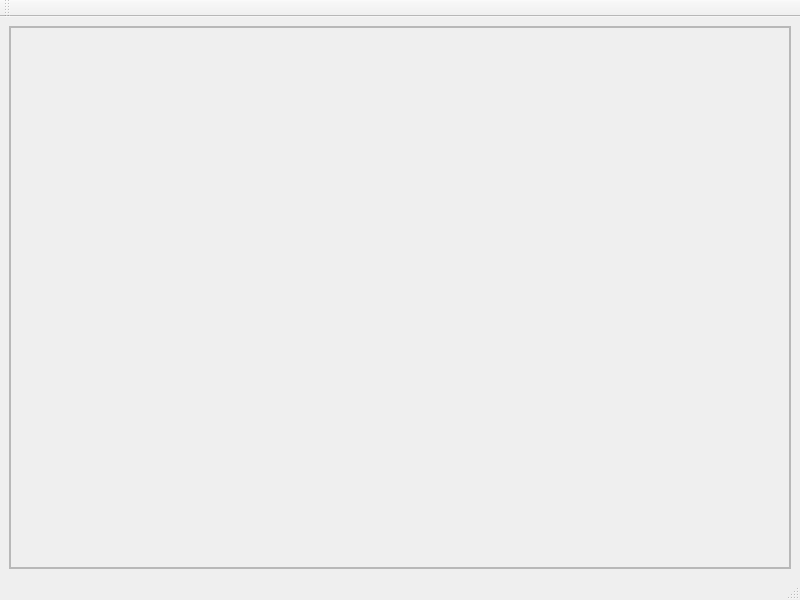
The window that MainWindow.ui (fritzone/funkplot) describes before a commit, drawn with Qt 5.
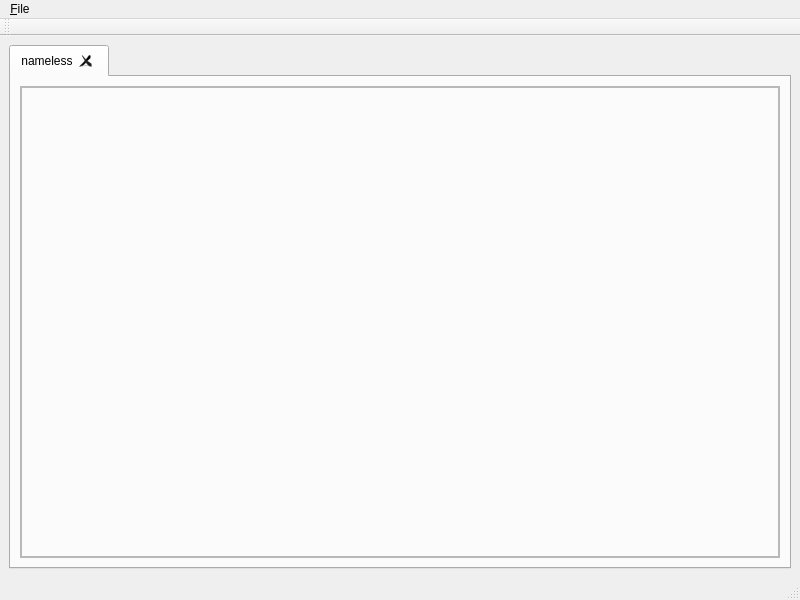
The same window after the commit.

```diff
--- a/MainWindow.ui
+++ b/MainWindow.ui
@@ -16,6 +16,19 @@
   <widget class="QWidget" name="centralwidget">
    <layout class="QVBoxLayout" name="verticalLayout_3">
     <item>
+     <widget class="QTabWidget" name="tabWidget">
+      <property name="currentIndex">
+       <number>0</number>
+      </property>
+      <property name="tabsClosable">
+       <bool>true</bool>
+      </property>
+      <widget class="QWidget" name="tab">
+       <attribute name="title">
+        <string>nameless</string>
+       </attribute>
+       <layout class="QVBoxLayout" name="verticalLayout">
+        <item>
      <widget class="QFrame" name="frmCodeBlock">
       <property name="frameShape">
        <enum>QFrame::StyledPanel</enum>
@@ -68,6 +81,10 @@
     </item>
    </layout>
   </widget>
+     </widget>
+    </item>
+   </layout>
+  </widget>
   <widget class="QMenuBar" name="menubar">
    <property name="geometry">
     <rect>
@@ -77,6 +94,12 @@
      <height>20</height>
     </rect>
    </property>
+   <widget class="QMenu" name="menu_File">
+    <property name="title">
+     <string>&amp;File</string>
+    </property>
+   </widget>
+   <addaction name="menu_File"/>
   </widget>
   <widget class="QStatusBar" name="statusbar"/>
   <widget class="QToolBar" name="toolBar">
```
Lines whose indentation alone changed are shown as unchanged.
